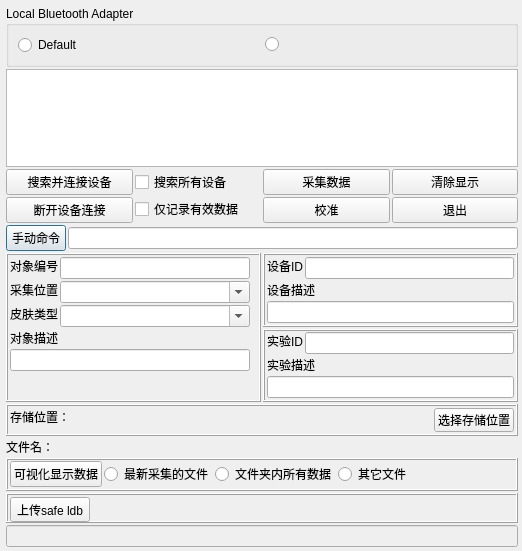
The window that chat.ui (curious-heart/pc_ble_chat) describes before a commit, drawn with Qt 5.
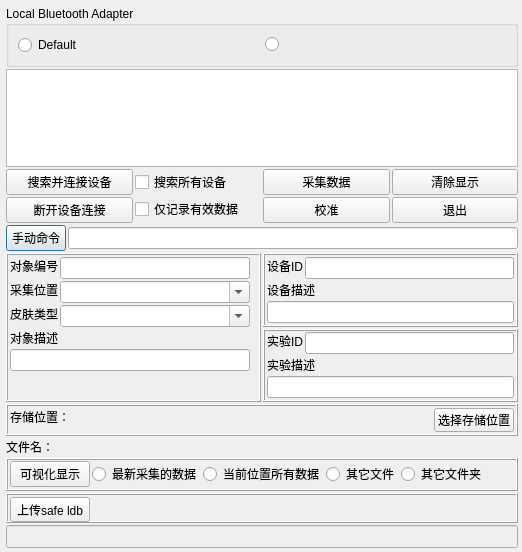
The same window after the commit.

Commit message: Image visual by QChart, woks now! Need some more optimize.

```diff
--- a/chat.ui
+++ b/chat.ui
@@ -7,7 +7,7 @@
     <x>0</x>
     <y>0</y>
     <width>522</width>
-    <height>551</height>
+    <height>552</height>
    </rect>
   </property>
   <property name="windowTitle">
@@ -727,21 +727,21 @@
         <item>
          <widget class="QPushButton" name="fileVisualButton">
           <property name="text">
-           <string>可视化显示数据</string>
+           <string>可视化显示</string>
           </property>
          </widget>
         </item>
         <item>
          <widget class="QRadioButton" name="currFileradioButton">
           <property name="text">
-           <string>最新采集的文件</string>
+           <string>最新采集的数据</string>
           </property>
          </widget>
         </item>
         <item>
          <widget class="QRadioButton" name="currFolderradioButton">
           <property name="text">
-           <string>文件夹内所有数据</string>
+           <string>当前位置所有数据</string>
           </property>
          </widget>
         </item>
@@ -752,6 +752,13 @@
           </property>
          </widget>
         </item>
+        <item>
+         <widget class="QRadioButton" name="otherFolderVisualButton">
+          <property name="text">
+           <string>其它文件夹</string>
+          </property>
+         </widget>
+        </item>
         <item>
          <spacer name="horizontalSpacer_2">
           <property name="orientation">
@@ -831,13 +838,13 @@
        </property>
        <property name="font">
         <font>
-         <pointsize>6</pointsize>
+         <pointsize>10</pointsize>
          <italic>false</italic>
          <bold>false</bold>
         </font>
        </property>
        <property name="autoFillBackground">
-        <bool>true</bool>
+        <bool>false</bool>
        </property>
        <property name="readOnly">
         <bool>true</bool>
```
The commit also changes 7 other files.
